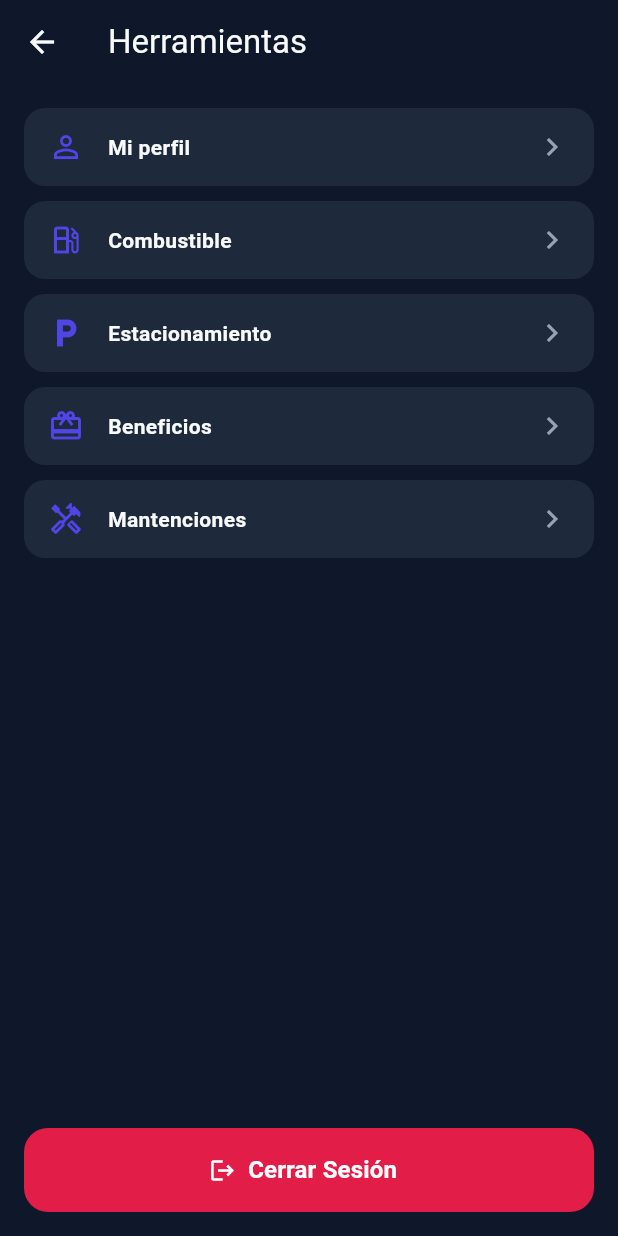
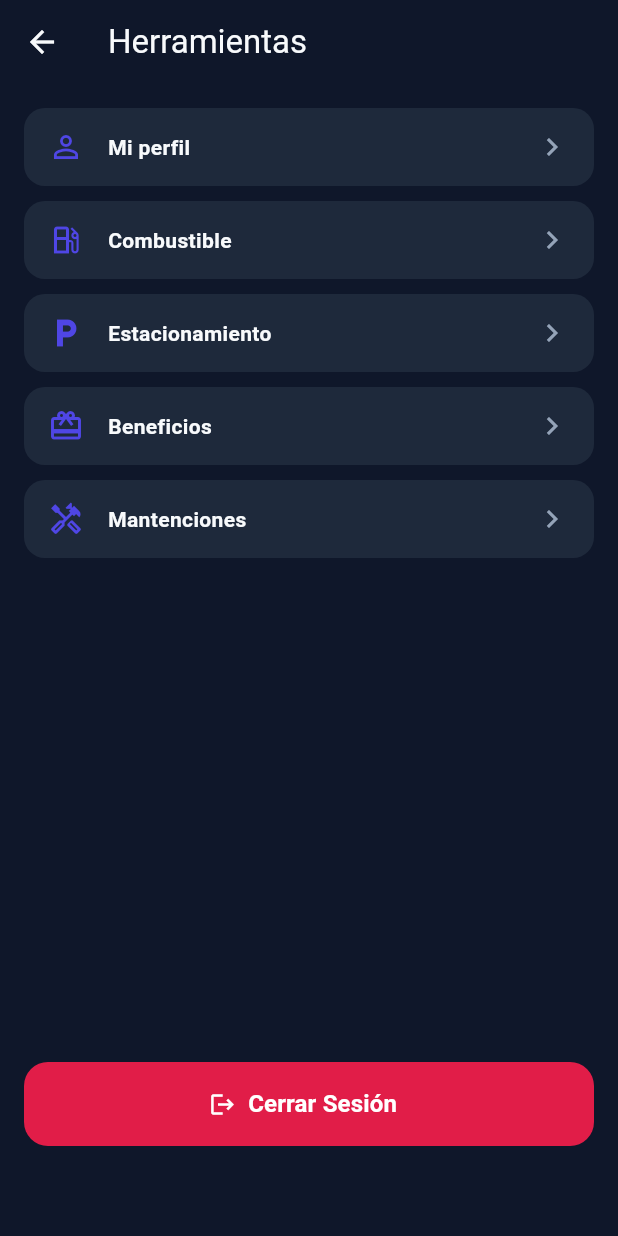
Before and after one commit to JazminHerrera2/CAPSTOM_EC_DM_AC, a Flutter app: the HerramientasHubScreen screen opened directly, on a phone screen of 412 x 824 dp. Run offline on Flutter 3.47's test engine with Material 3 defaults, Android fonts, the phone set to English and light mode, and no system bars; our stand-ins replace cached_network_image, cloud_firestore, file_picker, firebase_auth, firebase_core, flutter_dotenv and 11 more; missing offline and left inert: dart:html, excel, google_mlkit_text_recognition, syncfusion_flutter_pdf; accounts and stored records are empty.

Commit message:
fix: sube el boton Cerrar Sesion para que quede sobre el boton del mapa
El boton del mapa (72 px) sobresale de la barra inferior y tapaba el boton;
se aumenta el margen inferior de 16 a 60.

Co-Authored-By: Claude Sonnet 5.5 <noreply@anthropic.com>

```diff
--- a/Producto/tag_ok/lib/screens/herramientas/herramientas_hub_screen.dart
+++ b/Producto/tag_ok/lib/screens/herramientas/herramientas_hub_screen.dart
@@ -154,9 +154,12 @@ class _HerramientasHubScreenState extends State<HerramientasHubScreen> {
               ),
             ),
 
-            // Cerrar sesión, fijo al pie de la pantalla.
+            // Cerrar sesión, fijo al pie de la pantalla. El botón del mapa
+            // (72 px) queda incrustado en la barra inferior y sobresale 36 px
+            // hacia arriba, por eso el margen de abajo es de 60: deja el botón
+            // por encima, sin que lo tape ni quede detrás.
             Padding(
-              padding: const EdgeInsets.fromLTRB(16, 4, 16, 16),
+              padding: const EdgeInsets.fromLTRB(16, 4, 16, 60),
               child: SizedBox(
                 width: double.infinity,
                 height: 56,
```
